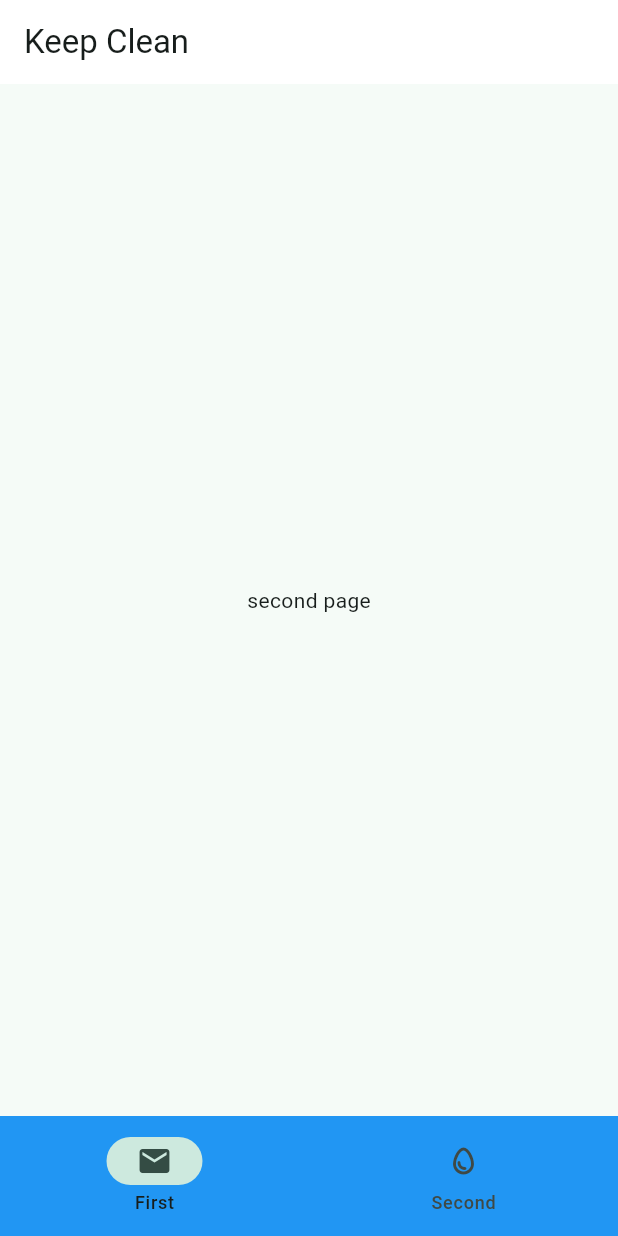
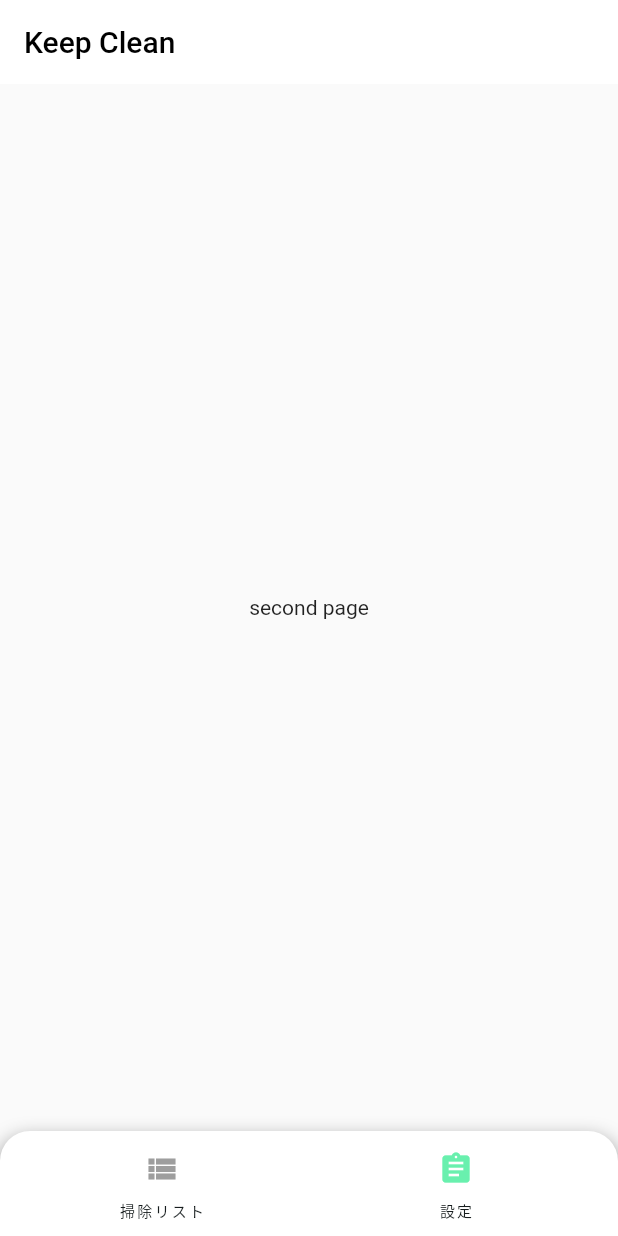
Before and after one commit to rei0v0/keep_clean, a Flutter app: the screen it shows after launch, item 2 of the bottom bar chosen, on a phone screen of 412 x 824 dp. Run offline on Flutter 3.47's test engine with Material 3 defaults, Android fonts, the phone set to English and light mode, and no system bars; our stand-ins replace flutter_riverpod, flutter_slidable, freezed_annotation; missing offline and left inert: group_list_view.

Commit message:
update files

```diff
--- a/asset/test_data.json
+++ b/asset/test_data.json
@@ -58,7 +58,7 @@
                 {
                     "task": "掃き掃除",
                     "last_updated": "2023-12-08",
-                    "cycle": "weekly"
+                    "cycle": "daily"
                 }
             ]
         }
--- a/lib/main.dart
+++ b/lib/main.dart
@@ -1,4 +1,5 @@
 import 'package:flutter/material.dart';
+import 'package:flutter/services.dart';
 import 'package:flutter_riverpod/flutter_riverpod.dart';
 import 'package:keep_clean/clening_list_page.dart';
 
@@ -23,8 +24,8 @@ class MyApp extends StatelessWidget {
     return MaterialApp(
       title: 'Keep Clean',
       theme: ThemeData(
-        colorScheme: ColorScheme.fromSeed(seedColor: Colors.tealAccent),
-        useMaterial3: true,
+        colorScheme: ColorScheme.fromSeed(seedColor: Colors.white),
+        useMaterial3: false,
       ),
       home: const MyHomePage(),
     );
@@ -39,34 +40,64 @@ class MyHomePage extends ConsumerWidget {
   Widget build(BuildContext context, WidgetRef ref) {
     final pageIndex = ref.watch(pageIndexProvider);
     final pages = [const CleaningListPage(), Center(child: Text("second page"),)];
-
+    final deviceSize = MediaQuery.of(context).size;
     return Scaffold(
       appBar: AppBar(
-
+        systemOverlayStyle: const SystemUiOverlayStyle(
+          statusBarBrightness: Brightness.light,     // for iOS
+          statusBarIconBrightness: Brightness.dark,  // for Android
+          statusBarColor: Colors.white,
+        ),
+        elevation: 0.0,
         backgroundColor: Colors.white,
-          title: const Text("Keep Clean"),
+        shadowColor: Colors.transparent,
+        title: const Text("Keep Clean",style: TextStyle(color: Colors.black),),
       ),
       body: pages[pageIndex],
 
 
-      bottomNavigationBar: NavigationBar(
-        backgroundColor: Colors.blue,
+      bottomNavigationBar: Container(
+        padding: EdgeInsets.symmetric(horizontal: 10),
+        decoration:  BoxDecoration(
+          color: Colors.white,
+          borderRadius: const BorderRadius.only(
+            topLeft: Radius.circular(20),
+            topRight: Radius.circular(20),
+          ),
+          boxShadow: <BoxShadow>[
+            BoxShadow(
+              color: Colors.grey,
+              spreadRadius: 1,
+              blurRadius: 10,
+              offset: Offset(0, 5),
+            ),
+          ],
+        ),
+        child: NavigationBar(
+          height: 70,
+          backgroundColor: Colors.transparent,
+          shadowColor: Colors.greenAccent,
+          selectedIndex: pageIndex,
+          elevation: 0.0,
+          indicatorColor: Colors.transparent,
           onDestinationSelected: (int index){
             ref.read(pageIndexProvider.notifier).state = index;
           },
-        destinations: [
+          destinations: const [
             NavigationDestination(
-            selectedIcon: Icon(Icons.mail),
-            icon: Icon(Icons.mail_outline),
-            label: 'First',
+              selectedIcon: Icon(Icons.view_list, color: Colors.greenAccent,),
+              icon: Icon(Icons.view_list_sharp, color: Colors.grey,),
+              label: '掃除リスト',
             ),
             NavigationDestination(
-            selectedIcon: Icon(Icons.egg),
-            icon: Icon(Icons.egg_outlined),
-            label: 'Second',
+
+              selectedIcon: Icon(Icons.assignment, color: Colors.greenAccent,),
+              icon: Icon(Icons.assignment_outlined, color:Colors.grey,),
+              label: '設定',
             ),
           ],
 
+        ),
       ),
     );
   }
```
Also changed, not shown: lib/clening_list_page.dart (+101 -12 lines), lib/notifier/cleaning_list_notifier.dart (+20 -2 lines), pubspec.lock, 2 other files. Lines whose indentation alone changed are shown as unchanged.
